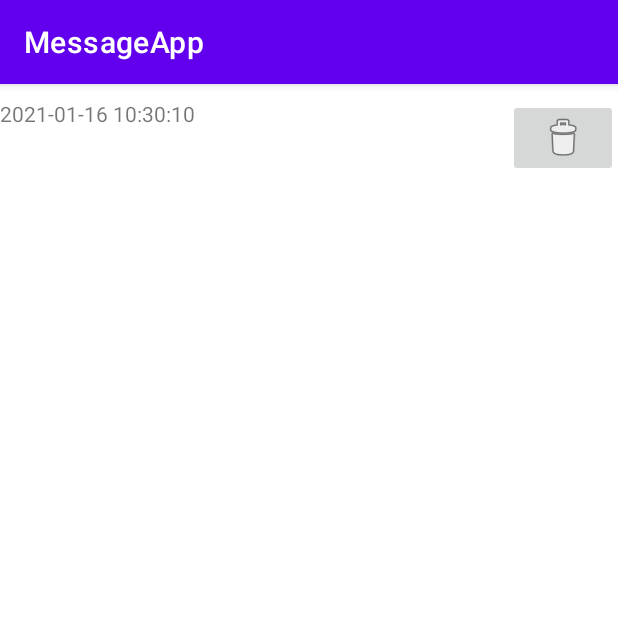
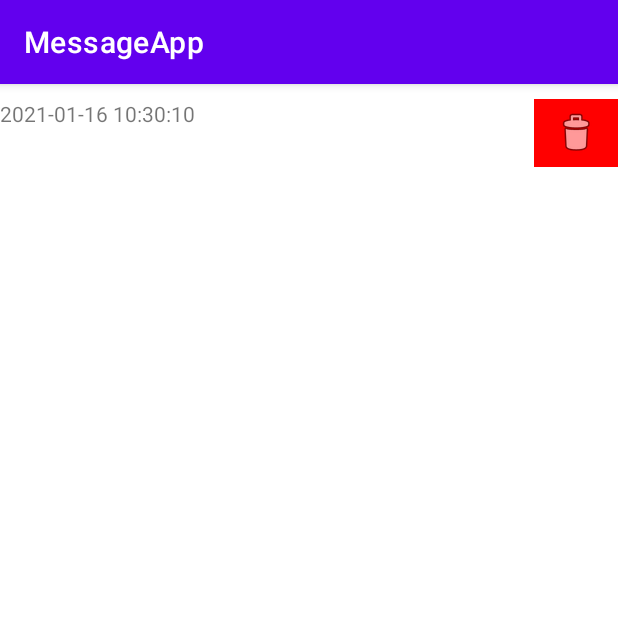
Before and after one commit to damianpaw99/MessageApp, an Android app: the HistoryActivity screen opened directly, with no data from a screen before it, on a phone screen of 412 x 824 dp, the top half of it. Run offline under Robolectric (Android 15) with nearby library versions, the phone set to English and light mode, and no system bars.

Commit message:
Implemented deletion of files using button in RecyclerView

```diff
--- a/app/src/main/java/edu/ib/messageapp/HistoryActivity.java
+++ b/app/src/main/java/edu/ib/messageapp/HistoryActivity.java
@@ -3,28 +3,23 @@ package edu.ib.messageapp;
 import androidx.appcompat.app.AppCompatActivity;
 import androidx.recyclerview.widget.LinearLayoutManager;
 import androidx.recyclerview.widget.RecyclerView;
-
-import android.content.Intent;
 import android.os.Bundle;
 import android.util.Log;
-
 import java.io.File;
 import java.io.FileFilter;
 import java.io.FileInputStream;
 import java.io.FileNotFoundException;
 import java.io.IOException;
-import java.time.LocalDateTime;
 import java.util.ArrayList;
 
+
 public class HistoryActivity extends AppCompatActivity {
-    ArrayList<HistoryItem> history = new ArrayList<>();
+    private ArrayList<HistoryItem> history = new ArrayList<>();
 
     @Override
     protected void onCreate(Bundle savedInstanceState) {
         super.onCreate(savedInstanceState);
         setContentView(R.layout.activity_history);
-
-        Intent intent=getIntent();
 
         RecyclerView rvHistory = (RecyclerView) findViewById(R.id.rvHistory);
         File fileDirectory = new File(String.valueOf(getExternalFilesDir(MainActivity.MESSAGES_FOLDER)));
@@ -39,7 +34,7 @@ public class HistoryActivity extends AppCompatActivity {
                         stringBuilder.append((char) data);
                         data = is.read();
                     }
-                    history.add(new HistoryItem(stringBuilder.toString(), files[i].getName().split("\\.")[0]));
+                    history.add(0,new HistoryItem(stringBuilder.toString(), files[i].getName().split("\\.")[0]));
                 } catch (FileNotFoundException e) {
                     Log.e(MainActivity.TAG, e.toString());
                 } catch (IOException e) {
@@ -53,4 +48,5 @@ public class HistoryActivity extends AppCompatActivity {
         rvHistory.setAdapter(historyAdapter);
         rvHistory.setLayoutManager(new LinearLayoutManager(this));
     }
+
 }
--- a/app/src/main/res/layout/recycle.xml
+++ b/app/src/main/res/layout/recycle.xml
@@ -10,15 +10,16 @@
 
     <TextView
         android:id="@+id/txtListPosition"
-        android:layout_width="322dp"
+        android:layout_width="356dp"
         android:layout_height="45dp"
         android:layout_weight="1" />
 
     <ImageButton
         android:id="@+id/ibtnDelete"
-        android:layout_width="wrap_content"
-        android:layout_height="wrap_content"
+        android:layout_width="55dp"
+        android:layout_height="45dp"
         android:layout_weight="1"
-        app:srcCompat="@android:drawable/ic_menu_delete"/>
+        android:background="@color/red"
+        app:srcCompat="@android:drawable/ic_menu_delete" />
 
 </LinearLayout>
--- a/app/src/main/res/values/colors.xml
+++ b/app/src/main/res/values/colors.xml
@@ -7,4 +7,5 @@
     <color name="teal_700">#FF018786</color>
     <color name="black">#FF000000</color>
     <color name="white">#FFFFFFFF</color>
+    <color name="red">#FF0000</color>
 </resources>
```
Also changed, not shown: app/src/main/java/edu/ib/messageapp/HistoryItemAdapter.java (+21 -3 lines), app/src/main/java/edu/ib/messageapp/MainActivity.java (+1 -10 lines).
